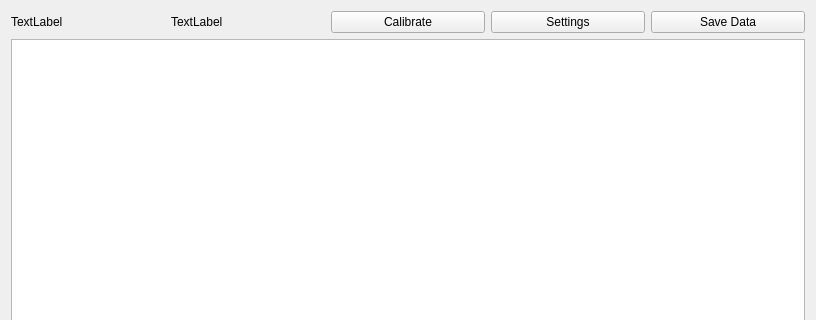
First picture: the form in mainwindow.ui, repository chriskonstad/thumbarea, before the edit; both pictures show x 0 to 816 and y 0 to 320 of the 816 by 597 pixel window.
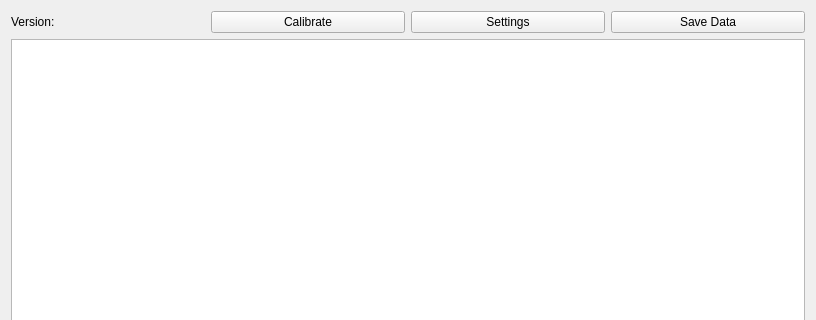
Second picture: the form after the edit.

Commit message: Added a version display method Stopped displaying the X and Y CM coordinates in the upper left of the application Added trial number to the display Improved performance of settingsDialog by pausing the data gathering of the QGraphicsView

What changed in the file:
```diff
--- a/mainwindow.ui
+++ b/mainwindow.ui
@@ -20,14 +20,7 @@
       <item>
        <widget class="QLabel" name="labX">
         <property name="text">
-         <string>TextLabel</string>
-        </property>
-       </widget>
-      </item>
-      <item>
-       <widget class="QLabel" name="labY">
-        <property name="text">
-         <string>TextLabel</string>
+         <string>Version:</string>
         </property>
        </widget>
       </item>
```
Left out of the diff: 4 changed lines with no effect on the pictures. The commit also changes 5 other files.
